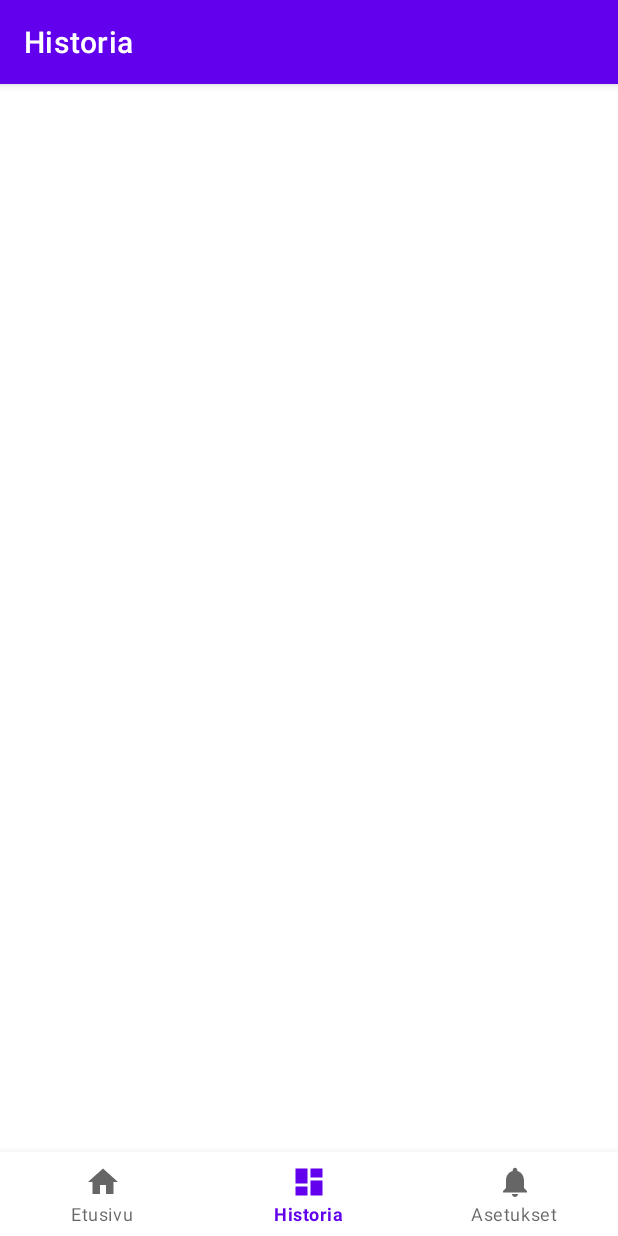
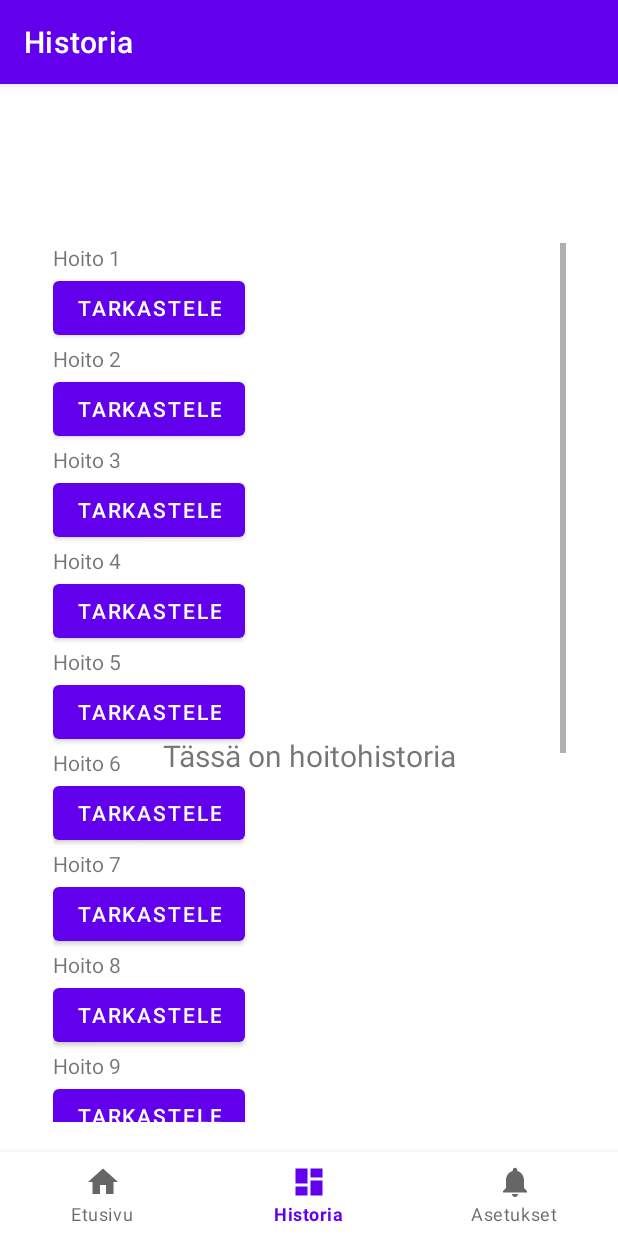
Before and after one commit to moldaw/SmartBall, an Android app: the screen it shows after launch (MainActivity), item 2 of the bottom bar chosen, on a phone screen of 412 x 824 dp. Run offline under Robolectric (Android 15) with nearby library versions, the phone set to English and light mode, and no system bars; our stand-ins replace navigation-ui.

Commit message:
korjattu yhteensopivuusongelma

```diff
--- a/app/src/main/java/com/example/smartball/ui/dashboard/DashboardFragment.java
+++ b/app/src/main/java/com/example/smartball/ui/history/HistoryFragment.java
@@ -1,4 +1,4 @@
-package com.example.smartball.ui.dashboard;
+package com.example.smartball.ui.history;
 
 import android.os.Bundle;
 import android.view.LayoutInflater;
@@ -10,22 +10,22 @@ import androidx.annotation.NonNull;
 import androidx.fragment.app.Fragment;
 import androidx.lifecycle.ViewModelProvider;
 
-import com.example.smartball.databinding.FragmentDashboardBinding;
+import com.example.smartball.databinding.FragmentHistoryBinding;
 
-public class DashboardFragment extends Fragment {
+public class HistoryFragment extends Fragment {
 
-    private FragmentDashboardBinding binding;
+    private FragmentHistoryBinding binding;
 
     public View onCreateView(@NonNull LayoutInflater inflater,
                              ViewGroup container, Bundle savedInstanceState) {
-        DashboardViewModel dashboardViewModel =
-                new ViewModelProvider(this).get(DashboardViewModel.class);
+        HistoryViewModel historyViewModel =
+                new ViewModelProvider(this).get(HistoryViewModel.class);
 
-        binding = FragmentDashboardBinding.inflate(inflater, container, false);
+        binding = FragmentHistoryBinding.inflate(inflater, container, false);
         View root = binding.getRoot();
 
         final TextView textView = binding.textDashboard;
-        dashboardViewModel.getText().observe(getViewLifecycleOwner(), textView::setText);
+        historyViewModel.getText().observe(getViewLifecycleOwner(), textView::setText);
         return root;
     }
 
--- a/app/src/main/java/com/example/smartball/ui/notifications/NotificationsViewModel.java
+++ b/app/src/main/java/com/example/smartball/ui/history/HistoryViewModel.java
@@ -1,16 +1,16 @@
-package com.example.smartball.ui.notifications;
+package com.example.smartball.ui.history;
 
 import androidx.lifecycle.LiveData;
 import androidx.lifecycle.MutableLiveData;
 import androidx.lifecycle.ViewModel;
 
-public class NotificationsViewModel extends ViewModel {
+public class HistoryViewModel extends ViewModel {
 
     private final MutableLiveData<String> mText;
 
-    public NotificationsViewModel() {
+    public HistoryViewModel() {
         mText = new MutableLiveData<>();
-        mText.setValue("Tässä on asetukset");
+        mText.setValue("Tässä on hoitohistoria");
     }
 
     public LiveData<String> getText() {
--- a/app/src/main/java/com/example/smartball/ui/dashboard/DashboardViewModel.java
+++ b/app/src/main/java/com/example/smartball/ui/settings/SettingsViewModel.java
@@ -1,16 +1,16 @@
-package com.example.smartball.ui.dashboard;
+package com.example.smartball.ui.settings;
 
 import androidx.lifecycle.LiveData;
 import androidx.lifecycle.MutableLiveData;
 import androidx.lifecycle.ViewModel;
 
-public class DashboardViewModel extends ViewModel {
+public class SettingsViewModel extends ViewModel {
 
     private final MutableLiveData<String> mText;
 
-    public DashboardViewModel() {
+    public SettingsViewModel() {
         mText = new MutableLiveData<>();
-        mText.setValue("Tässä on hoitohistoria");
+        mText.setValue("Tässä on asetukset");
     }
 
     public LiveData<String> getText() {
--- a/app/src/main/res/layout/fragment_history.xml
+++ b/app/src/main/res/layout/fragment_history.xml
@@ -4,7 +4,7 @@
     xmlns:tools="http://schemas.android.com/tools"
     android:layout_width="match_parent"
     android:layout_height="match_parent"
-    tools:context=".ui.dashboard.DashboardFragment">
+    tools:context=".ui.history.HistoryFragment">
 
     <TextView
         android:id="@+id/text_dashboard"
--- a/app/src/main/res/layout/fragment_settings.xml
+++ b/app/src/main/res/layout/fragment_settings.xml
@@ -4,7 +4,7 @@
     xmlns:tools="http://schemas.android.com/tools"
     android:layout_width="match_parent"
     android:layout_height="match_parent"
-    tools:context=".ui.notifications.NotificationsFragment">
+    tools:context=".ui.settings.SettingsFragment">
 
     <TextView
         android:id="@+id/text_notifications"
--- a/app/src/main/res/navigation/mobile_navigation.xml
+++ b/app/src/main/res/navigation/mobile_navigation.xml
@@ -13,13 +13,13 @@
 
     <fragment
         android:id="@+id/navigation_dashboard"
-        android:name="com.example.smartball.ui.dashboard.DashboardFragment"
+        android:name="com.example.smartball.ui.history.HistoryFragment"
         android:label="@string/title_dashboard"
         tools:layout="@layout/fragment_history" />
 
     <fragment
         android:id="@+id/navigation_notifications"
-        android:name="com.example.smartball.ui.notifications.NotificationsFragment"
+        android:name="com.example.smartball.ui.settings.SettingsFragment"
         android:label="@string/title_notifications"
         tools:layout="@layout/fragment_settings" />
 </navigation>
```
Also changed, not shown: app/src/main/java/com/example/smartball/ui/settings/SettingsFragment.java (renamed from app/src/main/java/com/example/smartball/ui/notifications/NotificationsFragment.java, +8 -8 lines).
